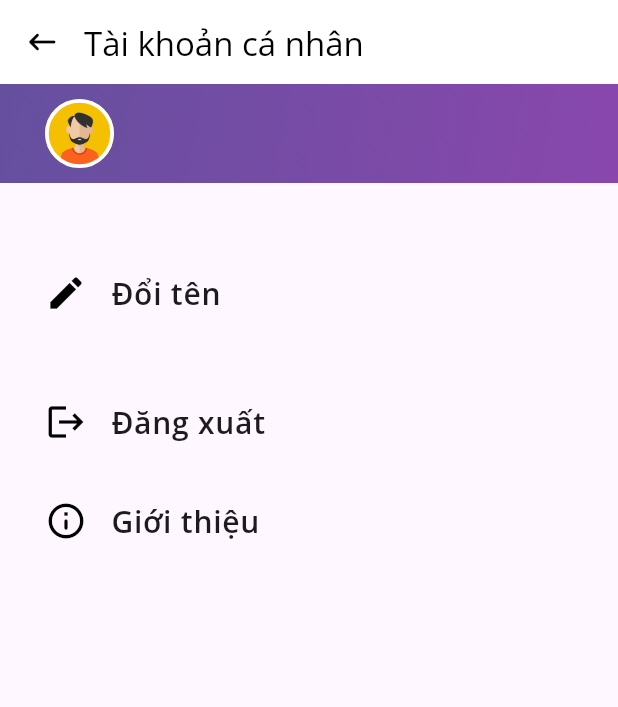
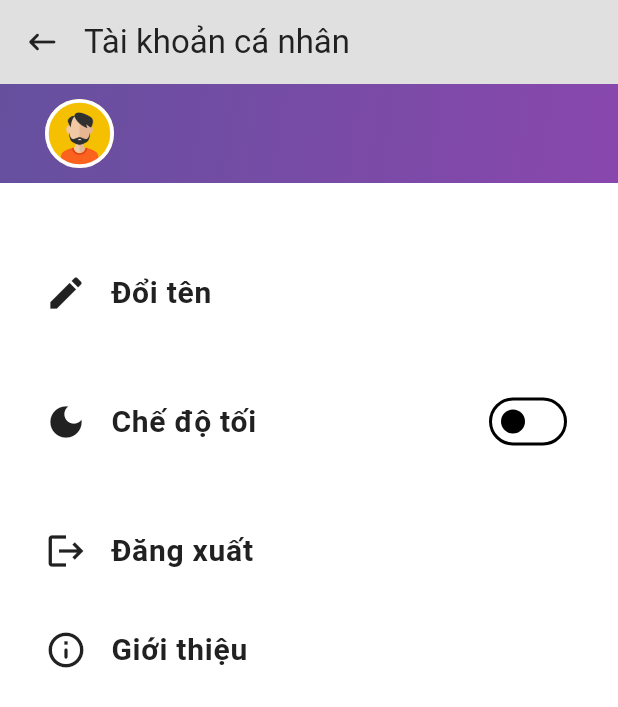
Before and after one commit to BinhAn14/Laptrinhdidong, a Flutter app: the AccountScreen screen opened by its route, on a phone screen of 412 x 824 dp. Shown: the top 707 px of the screen. Run offline on Flutter 3.47's test engine with Material 3 defaults, Android fonts, the phone set to English and light mode, and no system bars; our stand-ins replace audioplayers, cached_network_image, cloud_firestore, firebase_auth, firebase_core, fl_chart and 1 more; accounts and stored records are empty; key blocks and very long unbroken strings in the code were emptied for the run.

Commit message:
them toggle doi mau nen, cai provider

```diff
--- a/lib/screens/common/account_screen.dart
+++ b/lib/screens/common/account_screen.dart
@@ -1,8 +1,11 @@
 import 'package:firebase_auth/firebase_auth.dart';
 import 'package:cloud_firestore/cloud_firestore.dart';
 import 'package:flutter/material.dart';
+// import 'package:flutter/cupertino.dart';
 import 'welcome_screen.dart';
 import 'package:zing_mp3_clone/controllers/player_controller.dart'; // hoặc đường dẫn đúng của bạn
+import 'package:provider/provider.dart';
+import 'package:zing_mp3_clone/themes/theme_provider.dart';
 
 class AccountScreen extends StatefulWidget {
   static const routeName = '/account';
@@ -80,12 +83,16 @@ class _AccountScreenState extends State<AccountScreen> {
       return ListTile(
         leading: Icon(
           icon,
-          color: Colors.black,
+          color: Theme.of(context).colorScheme.inversePrimary,
           size: 28,
         ),
         title: Text(
           title,
-          style: const TextStyle(fontSize: 20, fontWeight: FontWeight.w600),
+          style: TextStyle(
+            fontSize: 20,
+            fontWeight: FontWeight.w600,
+            color: Theme.of(context).colorScheme.inversePrimary
+          ),
         ),
         contentPadding: const EdgeInsets.symmetric(horizontal: 30, vertical: 5),
         onTap: onTap,
@@ -95,20 +102,20 @@ class _AccountScreenState extends State<AccountScreen> {
     return Scaffold(
       appBar: AppBar(
         elevation: 0,
-        backgroundColor: Colors.white,
+        backgroundColor: Theme.of(context).colorScheme.background,
         leading: IconButton(
           onPressed: () {
             Navigator.of(context).pop();
           },
-          icon: const Icon(
+          icon: Icon(
             Icons.keyboard_backspace_rounded,
-            color: Colors.black,
+            color: Theme.of(context).colorScheme.inversePrimary,
           ),
         ),
         titleSpacing: 0,
-        title: const Text(
+        title: Text(
           'Tài khoản cá nhân',
-          style: TextStyle(color: Colors.black),
+          style: TextStyle(color: Theme.of(context).colorScheme.inversePrimary),
         ),
       ),
       body: Column(
@@ -153,14 +160,18 @@ class _AccountScreenState extends State<AccountScreen> {
           const SizedBox(height: 40),
           // Button to change name
           ListTile(
-            leading: const Icon(
+            leading: Icon(
               Icons.edit,
-              color: Colors.black,
+              color: Theme.of(context).colorScheme.inversePrimary,
               size: 28,
             ),
-            title: const Text(
+            title: Text(
               'Đổi tên',
-              style: TextStyle(fontSize: 20, fontWeight: FontWeight.w600),
+              style: TextStyle(
+                fontSize: 20,
+                fontWeight: FontWeight.w600,
+                color: Theme.of(context).colorScheme.inversePrimary
+              ),
             ),
             contentPadding:
                 const EdgeInsets.symmetric(horizontal: 30, vertical: 5),
@@ -192,6 +203,34 @@ class _AccountScreenState extends State<AccountScreen> {
             },
           ),
           const SizedBox(height: 20),
+          // Theme toggle
+          Consumer<ThemeProvider>(
+            builder: (context, themeProvider, child) {
+              return ListTile(
+                leading: Icon(
+                  Icons.dark_mode,
+                  color: Theme.of(context).colorScheme.inversePrimary,
+                  size: 28,
+                ),
+                title: Text(
+                  'Chế độ tối',
+                  style: TextStyle(
+                    fontSize: 20,
+                    fontWeight: FontWeight.w600,
+                    color: Theme.of(context).colorScheme.inversePrimary
+                  ),
+                ),
+                contentPadding: const EdgeInsets.symmetric(horizontal: 30, vertical: 5),
+                trailing: Switch(
+                  value: themeProvider.isDarkMode,
+                  onChanged: (value) {
+                    themeProvider.toggleTheme();
+                  },
+                ),
+              );
+            },
+          ),
+          const SizedBox(height: 20),
           // Logout and Info
           settingItem('Đăng xuất', Icons.logout, () async {
             // ⛔ Dừng nhạc trước khi đăng xuất
--- a/lib/screens/common/welcome_screen.dart
+++ b/lib/screens/common/welcome_screen.dart
@@ -26,7 +26,7 @@ class WelcomeScreen extends StatelessWidget {
             children: [
               const Padding(
                 padding: EdgeInsets.symmetric(vertical: 100, horizontal: 30),
-                child: Text("Chào mừng đến với ứng dụng nghe nhạc trực tuyến",
+                child: Text("Chào mừng đến với ứng dụng nghe nhạc trực tuyến Zing MP3",
                     textAlign: TextAlign.left,
                     style: TextStyle(
                         fontSize: 34,
--- /dev/null
+++ b/lib/themes/dark_mode.dart
@@ -0,0 +1,11 @@
+import 'package:flutter/material.dart';
+
+ThemeData darkMode = ThemeData(
+  colorScheme: ColorScheme.dark(
+    background: Colors.grey.shade900,
+    primary: Colors.grey.shade600,
+    secondary: const Color.fromARGB(255, 58, 57, 57),
+    tertiary: Colors.grey.shade800,
+    inversePrimary: Colors.grey.shade300,
+  ),
+);
--- /dev/null
+++ b/lib/themes/light_mode.dart
@@ -0,0 +1,12 @@
+import 'package:flutter/material.dart';
+
+
+ThemeData lightMode = ThemeData(
+  colorScheme: ColorScheme.light(
+    background: Colors.grey.shade300,
+    primary: Colors.grey.shade500,
+    secondary: Colors.grey.shade200,
+    tertiary: Colors.white,
+    inversePrimary: Colors.grey.shade900,
+  ),
+);
--- /dev/null
+++ b/lib/themes/theme_provider.dart
@@ -0,0 +1,25 @@
+import 'package:flutter/material.dart';
+import 'package:zing_mp3_clone/themes/light_mode.dart';
+import 'package:zing_mp3_clone/themes/dark_mode.dart';
+
+class ThemeProvider extends ChangeNotifier {
+  ThemeData _themeData = lightMode;
+
+  ThemeData get themeData => _themeData;
+
+  bool get isDarkMode => _themeData == darkMode;
+
+  set themeData(ThemeData themeData){
+    _themeData = themeData;
+    notifyListeners();
+  }
+
+  void toggleTheme() {
+    if(_themeData == lightMode){
+      themeData = darkMode;
+    }
+    else{
+      themeData = lightMode;
+    }
+  }
+}
--- a/lib/widgets/radio/channel_card.dart
+++ b/lib/widgets/radio/channel_card.dart
@@ -8,7 +8,8 @@ class ChannelCard extends StatelessWidget {
       : super(key: key);
 
   final Channel channel;
-  bool isStreaming;
+  // bool isStreaming;
+  final bool isStreaming;
 
   @override
   Widget build(BuildContext context) {
--- a/pubspec.yaml
+++ b/pubspec.yaml
@@ -41,6 +41,7 @@ dependencies:
   shared_preferences: ^2.0.9
   fl_chart: ^0.65.0
   firebase_database: ^11.3.5
+  provider: ^6.1.5
 
 dev_dependencies:
   flutter_test:
```
Also changed, not shown: lib/main.dart (+37 -14 lines), pubspec.lock.
